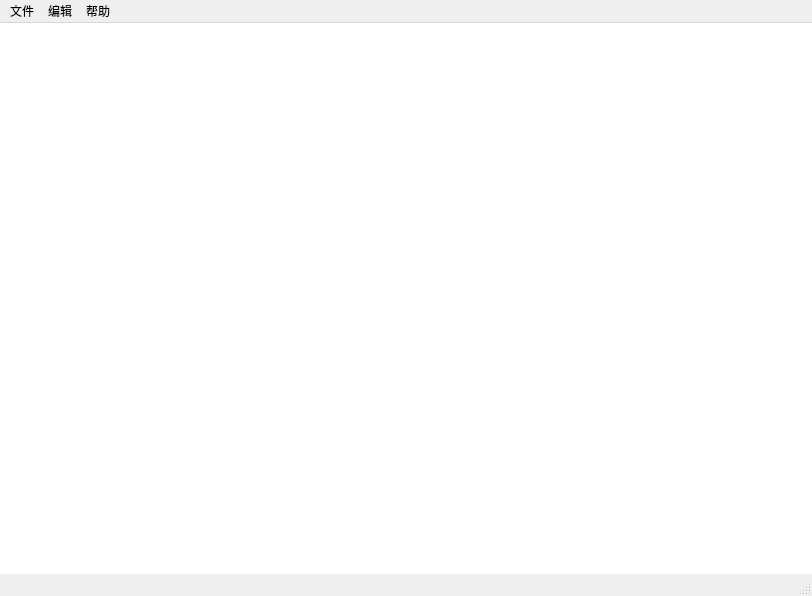
First picture: the form in textedit/textedit.ui, repository skywalker331/gitnote, before the edit.
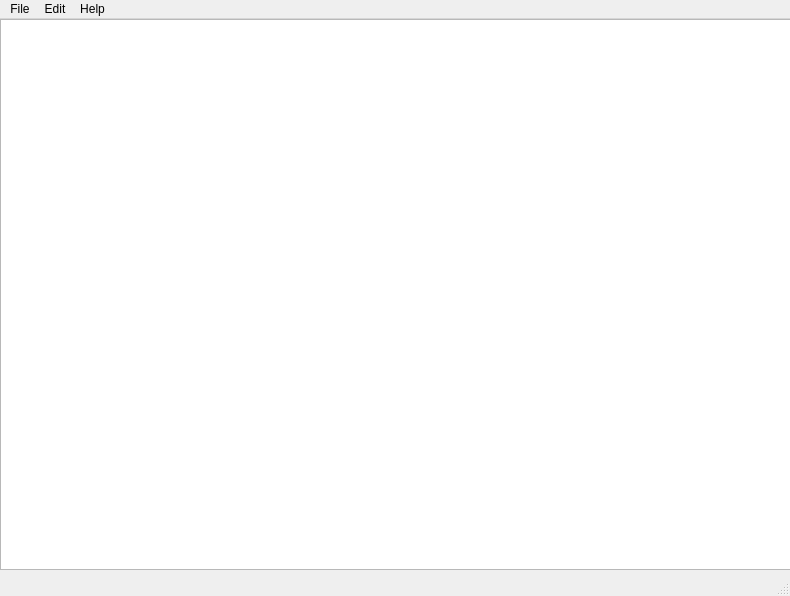
Second picture: the form after the edit.

Commit message: 微调了QTextEdit的大小 将全部文本改为英文 增加 "Save"选项

Diff of the .ui file:
```diff
--- a/textedit/textedit.ui
+++ b/textedit/textedit.ui
@@ -6,7 +6,7 @@
    <rect>
     <x>0</x>
     <y>0</y>
-    <width>812</width>
+    <width>790</width>
     <height>596</height>
    </rect>
   </property>
@@ -17,10 +17,10 @@
    <widget class="QTextEdit" name="textEdit">
     <property name="geometry">
      <rect>
-      <x>-10</x>
-      <y>-10</y>
-      <width>831</width>
-      <height>591</height>
+      <x>0</x>
+      <y>0</y>
+      <width>791</width>
+      <height>551</height>
      </rect>
     </property>
    </widget>
@@ -30,26 +30,26 @@
     <rect>
      <x>0</x>
      <y>0</y>
-     <width>812</width>
+     <width>790</width>
      <height>22</height>
     </rect>
    </property>
    <widget class="QMenu" name="menuFile">
     <property name="title">
-     <string>文件</string>
+     <string>File</string>
     </property>
     <addaction name="actionNewFile"/>
     <addaction name="actionOpenFile"/>
    </widget>
    <widget class="QMenu" name="menuEdit">
     <property name="title">
-     <string>编辑</string>
+     <string>Edit</string>
     </property>
     <addaction name="actionUndo"/>
    </widget>
    <widget class="QMenu" name="menuHelp">
     <property name="title">
-     <string>帮助</string>
+     <string>Help</string>
     </property>
    </widget>
    <addaction name="menuFile"/>
```
Left out of the diff: 17 changed lines with no effect on the pictures.
